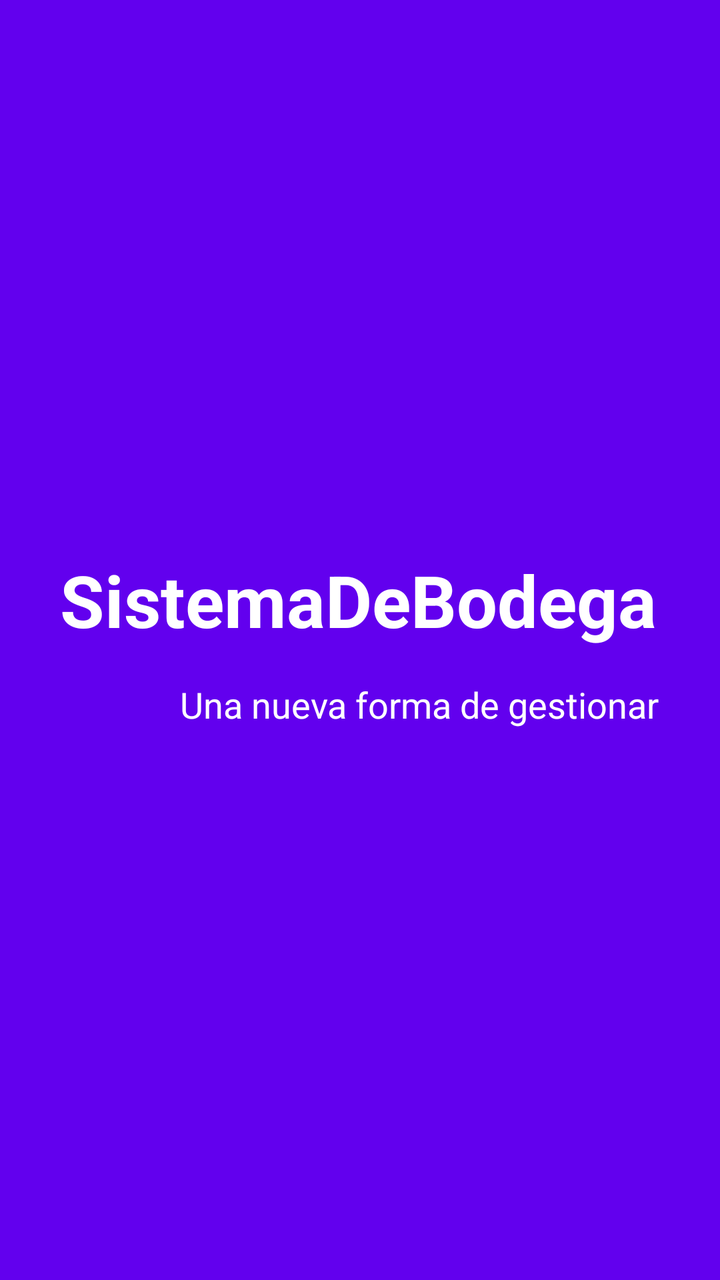
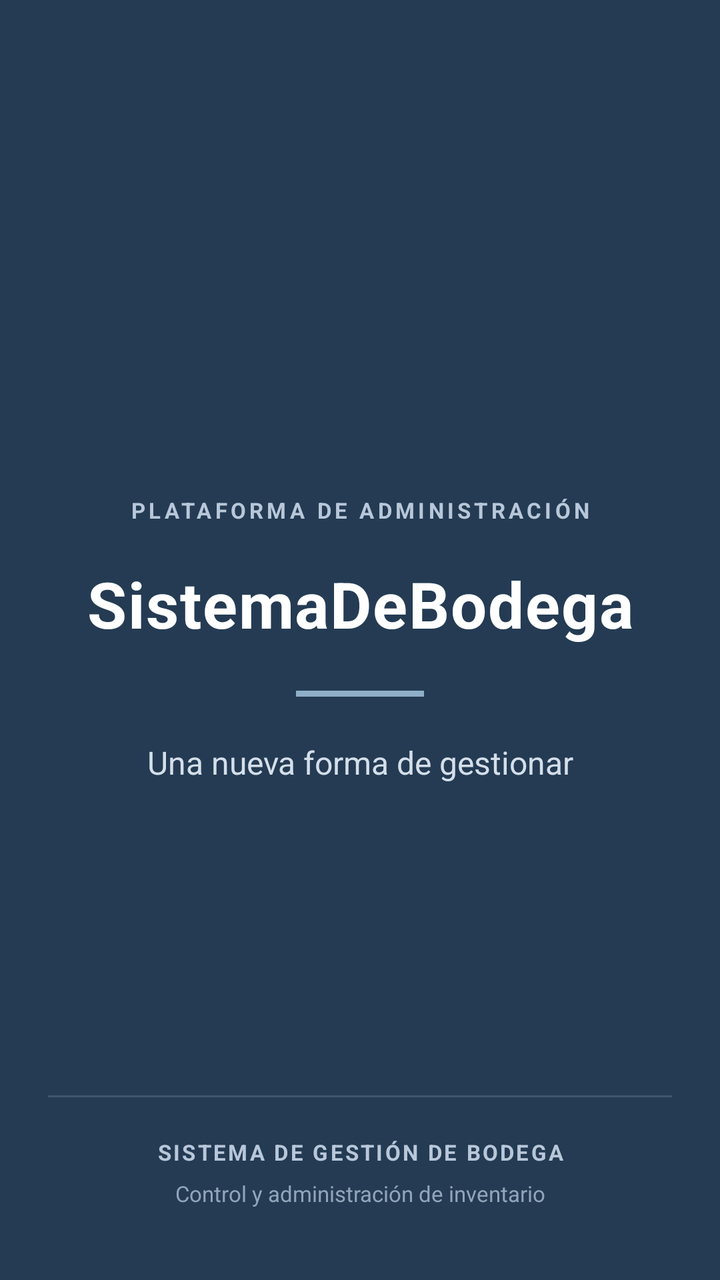

Before-and-after screenshots of an Android layout around one commit, followed by the original layout XML and the change that was made.
<!-- AndroidManifest.xml: application theme Theme.SistemaDeBodega -->
<!-- res/layout/activity_bienvenida.xml -->
<?xml version="1.0" encoding="utf-8"?>
<RelativeLayout xmlns:android="http://schemas.android.com/apk/res/android"
    android:id="@+id/main"
    android:layout_width="match_parent"
    android:layout_height="match_parent"
    android:background="@color/design_default_color_primary"
    android:gravity="center">

    <TextView
        android:id="@+id/tvTitle"
        android:layout_width="wrap_content"
        android:layout_height="wrap_content"
        android:text="@string/app_name"
        android:textColor="@color/white"
        android:textSize="36sp"
        android:textStyle="bold" />

    <TextView
        android:layout_width="wrap_content"
        android:layout_height="wrap_content"
        android:layout_below="@id/tvTitle"
        android:layout_centerHorizontal="true"
        android:layout_marginTop="16dp"
        android:text="@string/slogan_bienvenida"
        android:textColor="@color/white"
        android:textSize="18sp" />

</RelativeLayout>
<!-- resources referenced by this layout -->
<resources>
  <color name="white">#FFFFFFFF</color>
  <string name="app_name">SistemaDeBodega</string>
  <string name="slogan_bienvenida">Una nueva forma de gestionar</string>
  <style name="Theme.SistemaDeBodega" parent="Base.Theme.SistemaDeBodega" />
  <style name="Base.Theme.SistemaDeBodega" parent="Theme.Material3.DayNight.NoActionBar">
          
          
      </style>
</resources>

<!-- the commit's change to res/layout/activity_bienvenida.xml (unified diff, before → after) -->
@@ -1,28 +1,103 @@
 <?xml version="1.0" encoding="utf-8"?>
-<RelativeLayout xmlns:android="http://schemas.android.com/apk/res/android"
+<RelativeLayout
+    xmlns:android="http://schemas.android.com/apk/res/android"
     android:id="@+id/main"
     android:layout_width="match_parent"
     android:layout_height="match_parent"
-    android:background="@color/design_default_color_primary"
-    android:gravity="center">
+    android:background="#243B53">
 
-    <TextView
-        android:id="@+id/tvTitle"
-        android:layout_width="wrap_content"
+    
+    <LinearLayout
+        android:id="@+id/contenidoBienvenida"
+        android:layout_width="match_parent"
         android:layout_height="wrap_content"
-        android:text="@string/app_name"
-        android:textColor="@color/white"
-        android:textSize="36sp"
-        android:textStyle="bold" />
+        android:layout_centerInParent="true"
+        android:orientation="vertical"
+        android:gravity="center"
+        android:paddingStart="28dp"
+        android:paddingEnd="28dp">
 
-    <TextView
-        android:layout_width="wrap_content"
+        
+        <TextView
+            android:layout_width="match_parent"
+            android:layout_height="wrap_content"
+            android:text="PLATAFORMA DE ADMINISTRACIÓN"
+            android:textColor="#B8C7D9"
+            android:textSize="11sp"
+            android:textStyle="bold"
+            android:letterSpacing="0.16"
+            android:gravity="center"
+            android:layout_marginBottom="18dp" />
+
+        
+        <TextView
+            android:id="@+id/tvTitle"
+            android:layout_width="match_parent"
+            android:layout_height="wrap_content"
+            android:text="@string/app_name"
+            android:textColor="#FFFFFF"
+            android:textSize="32sp"
+            android:textStyle="bold"
+            android:gravity="center"
+            android:letterSpacing="0.02" />
+
+        
+        <View
+            android:layout_width="64dp"
+            android:layout_height="3dp"
+            android:background="#8FAFC9"
+            android:layout_gravity="center"
+            android:layout_marginTop="22dp"
+            android:layout_marginBottom="22dp" />
+
+        
+        <TextView
+            android:layout_width="match_parent"
+            android:layout_height="wrap_content"
+            android:text="@string/slogan_bienvenida"
+            android:textColor="#D5DFEA"
+            android:textSize="16sp"
+            android:gravity="center"
+            android:lineSpacingExtra="4dp" />
+
+    </LinearLayout>
+
+    
+    <LinearLayout
+        android:layout_width="match_parent"
         android:layout_height="wrap_content"
-        android:layout_below="@id/tvTitle"
-        android:layout_centerHorizontal="true"
-        android:layout_marginTop="16dp"
-        android:text="@string/slogan_bienvenida"
-        android:textColor="@color/white"
-        android:textSize="18sp" />
+        android:layout_alignParentBottom="true"
+        android:orientation="vertical"
+        android:gravity="center"
+        android:paddingBottom="36dp"
+        android:paddingStart="24dp"
+        android:paddingEnd="24dp">
+
+        <View
+            android:layout_width="match_parent"
+            android:layout_height="1dp"
+            android:background="#40566D"
+            android:layout_marginBottom="20dp" />
+
+        <TextView
+            android:layout_width="match_parent"
+            android:layout_height="wrap_content"
+            android:text="SISTEMA DE GESTIÓN DE BODEGA"
+            android:textColor="#B8C7D9"
+            android:textSize="11sp"
+            android:textStyle="bold"
+            android:letterSpacing="0.10"
+            android:gravity="center" />
+
+        <TextView
+            android:layout_width="match_parent"
+            android:layout_height="wrap_content"
+            android:layout_marginTop="6dp"
+            android:text="Control y administración de inventario"
+            android:textColor="#91A5BA"
+            android:textSize="11sp"
+            android:gravity="center" />
+
+    </LinearLayout>
 
 </RelativeLayout>
<!-- resource entries referenced after the edit -->
@@ -1,12 +1,18 @@
 <!-- resources referenced by this layout -->
 <resources>
-  <color name="white">#FFFFFFFF</color>
   <string name="app_name">SistemaDeBodega</string>
   <string name="slogan_bienvenida">Una nueva forma de gestionar</string>
   <style name="Theme.SistemaDeBodega" parent="Base.Theme.SistemaDeBodega" />
   <style name="Base.Theme.SistemaDeBodega" parent="Theme.Material3.DayNight.NoActionBar">
+  
           
-          
+          <item name="materialButtonStyle">@style/BotonCuadrado</item>
+  
+      </style>
+  <style name="BotonCuadrado" parent="Widget.Material3.Button">
+  
+          <item name="cornerRadius">0dp</item>
+  
       </style>
 </resources>
 
